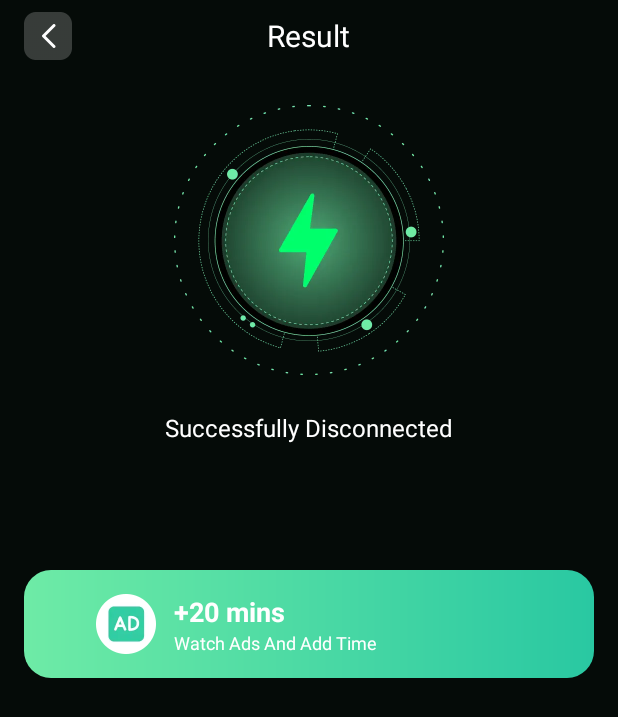
After one commit to ZLdeSpirit/StarKnight, an Android app: the SkResultActivity screen opened directly, with no data from a screen before it, on a phone screen of 412 x 824 dp. The commit adds this screen. Shown: the top 717 px of the screen. Run offline under Robolectric (Android 15) with nearby library versions, the phone set to English and light mode, and no system bars.

Commit message:
result 未完待续

```diff
--- a/app/src/main/AndroidManifest.xml
+++ b/app/src/main/AndroidManifest.xml
@@ -42,6 +42,10 @@
             android:name=".ui.SkApplicationActivity"
             android:exported="false"
             android:screenOrientation="behind" />
+        <activity
+            android:name=".ui.SkResultActivity"
+            android:exported="false"
+            android:screenOrientation="behind" />
     </application>
 
 </manifest>
--- /dev/null
+++ b/app/src/main/java/com/s/k/starknight/db/bean/SkRecommend.kt
@@ -0,0 +1,5 @@
+package com.s.k.starknight.db.bean
+
+data class SkRecommend(
+    val path: String,
+)
--- a/app/src/main/java/com/s/k/starknight/ui/MainActivity.kt
+++ b/app/src/main/java/com/s/k/starknight/ui/MainActivity.kt
@@ -28,6 +28,12 @@ class MainActivity : AppCompatActivity() {
             }
             mainCateIv.setOnClickListener {
                 startActivity(Intent(this@MainActivity, SkApplicationActivity::class.java))
+            }
+            connectingLav.setOnClickListener {
+                startActivity(Intent(this@MainActivity, SkResultActivity::class.java))
+            }
+            mainSettingsIv.setOnClickListener {
+                startActivity(Intent(this@MainActivity, SkSettingsActivity::class.java))
             }
         }
         mBinding.adTimeLl.setOnClickListener {
--- /dev/null
+++ b/app/src/main/java/com/s/k/starknight/ui/SkResultActivity.kt
@@ -0,0 +1,95 @@
+package com.s.k.starknight.ui
+
+import android.os.Bundle
+import android.view.LayoutInflater
+import android.view.View
+import android.view.ViewGroup
+import android.widget.ImageView
+import androidx.appcompat.app.AppCompatActivity
+import androidx.core.view.isVisible
+import androidx.recyclerview.widget.LinearLayoutManager
+import androidx.recyclerview.widget.RecyclerView
+import com.bumptech.glide.Glide
+import com.s.k.starknight.R
+import com.s.k.starknight.databinding.SkActivityResultBinding
+import com.s.k.starknight.db.bean.SkRecommend
+
+class SkResultActivity : AppCompatActivity() {
+    private val TAG = "SkResultActivity"
+    private lateinit var mBinding: SkActivityResultBinding
+    override fun onCreate(savedInstanceState: Bundle?) {
+        super.onCreate(savedInstanceState)
+        mBinding = SkActivityResultBinding.inflate(layoutInflater)
+        setContentView(mBinding.root)
+        mBinding.apply {
+            backIv.setOnClickListener {
+                finish()
+            }
+        }
+        viewInit()
+    }
+
+    private fun viewInit(){
+        setLinkState(false)
+        mBinding.apply {
+            recyclerView.layoutManager = LinearLayoutManager(this@SkResultActivity, RecyclerView.HORIZONTAL, false)
+            recyclerView.adapter = RecommendedAdapter()
+        }
+    }
+
+    private fun setLinkState(isLinkState: Boolean){
+        if (isLinkState){
+            mBinding.apply {
+                linkSuccessOrFailLl.isVisible = true
+                disconnectedLl.isVisible = false
+                setLinkSuccessOrFail(false)
+            }
+        }else{
+            mBinding.apply {
+                linkSuccessOrFailLl.isVisible = false
+                disconnectedLl.isVisible = true
+            }
+        }
+    }
+
+    private fun setLinkSuccessOrFail(isSuccess: Boolean){
+        mBinding.apply {
+            if (isSuccess){
+                linkSuccessOrFailIv.setImageResource(R.drawable.sk_ic_result_link_succ)
+                linkSuccessOrFailTv.text = getString(R.string.sk_link_successful)
+            }else{
+                linkSuccessOrFailIv.setImageResource(R.drawable.sk_ic_result_link_fail)
+                linkSuccessOrFailTv.text = getString(R.string.sk_link_failure)
+            }
+        }
+    }
+
+    inner class RecommendedAdapter : RecyclerView.Adapter<RecommendedAdapter.ViewHolder>() {
+        private val mList = mutableListOf<SkRecommend>()
+        override fun onCreateViewHolder(parent: ViewGroup, viewType: Int): ViewHolder {
+            return ViewHolder(
+                LayoutInflater.from(parent.context)
+                    .inflate(R.layout.sk_recommend_item, parent, false)
+            )
+        }
+
+        override fun onBindViewHolder(holder: ViewHolder, position: Int) {
+            holder.bind(position, mList[position])
+        }
+
+        override fun getItemCount(): Int {
+            return mList.size
+        }
+
+        inner class ViewHolder(itemView: View) : RecyclerView.ViewHolder(itemView) {
+            private val mRecommendIv = itemView.findViewById<ImageView>(R.id.recommendIv)
+            fun bind(position: Int, recommend: SkRecommend){
+                Glide.with(itemView.context).load(recommend.path).into(mRecommendIv)
+
+                mRecommendIv.setOnClickListener {
+
+                }
+            }
+        }
+    }
+}
--- /dev/null
+++ b/app/src/main/res/drawable/sk_rect_white_c_4.xml
@@ -0,0 +1,7 @@
+<?xml version="1.0" encoding="utf-8"?>
+<shape xmlns:android="http://schemas.android.com/apk/res/android"
+    android:shape="rectangle">
+
+     <corners android:radius="4dp" />
+     <solid android:color="@android:color/white" />
+</shape>
--- /dev/null
+++ b/app/src/main/res/layout/sk_activity_result.xml
@@ -0,0 +1,148 @@
+<?xml version="1.0" encoding="utf-8"?>
+<androidx.constraintlayout.widget.ConstraintLayout xmlns:android="http://schemas.android.com/apk/res/android"
+    android:layout_width="match_parent"
+    android:layout_height="match_parent"
+    xmlns:app="http://schemas.android.com/apk/res-auto">
+
+    <RelativeLayout
+        android:id="@+id/titleRl"
+        android:layout_width="match_parent"
+        android:layout_height="32dp"
+        android:layout_marginHorizontal="16dp"
+        android:layout_marginTop="8dp"
+        app:layout_constraintTop_toTopOf="parent">
+
+        <ImageView
+            android:id="@+id/backIv"
+            android:layout_width="32dp"
+            android:layout_height="32dp"
+            android:src="@drawable/sk_ic_back" />
+
+        <TextView
+            android:layout_width="wrap_content"
+            android:layout_height="wrap_content"
+            android:layout_centerInParent="true"
+            android:text="@string/sk_result"
+            android:textColor="@color/white"
+            android:textSize="20sp" />
+    </RelativeLayout>
+
+    <!-- link successfully / link failure -->
+    <LinearLayout
+        android:id="@+id/linkSuccessOrFailLl"
+        android:layout_width="match_parent"
+        android:layout_height="wrap_content"
+        app:layout_constraintTop_toBottomOf="@+id/titleRl"
+        android:layout_marginTop="50dp"
+        android:orientation="vertical"
+        android:gravity="center_horizontal"
+        android:visibility="gone">
+
+        <ImageView
+            android:id="@+id/linkSuccessOrFailIv"
+            android:layout_width="180dp"
+            android:layout_height="180dp"
+            />
+
+        <TextView
+            android:id="@+id/linkSuccessOrFailTv"
+            android:layout_width="wrap_content"
+            android:layout_height="wrap_content"
+            android:layout_marginTop="24dp"
+            android:textSize="16sp"
+            android:textColor="@color/white"/>
+
+        <TextView
+            android:layout_width="wrap_content"
+            android:layout_height="wrap_content"
+            android:paddingHorizontal="16dp"
+            android:paddingVertical="3dp"
+            android:layout_marginTop="16dp"
+            android:gravity="center"
+            android:text="@string/sk_recommended"
+            android:textSize="14sp"
+            android:textColor="#070D09"
+            android:background="@drawable/sk_rect_white_c_4"/>
+
+        <androidx.recyclerview.widget.RecyclerView
+            android:id="@+id/recyclerView"
+            android:layout_width="match_parent"
+            android:layout_height="86dp"
+            android:layout_marginTop="14dp"/>
+    </LinearLayout>
+
+    <!-- disconnected -->
+    <LinearLayout
+        android:id="@+id/disconnectedLl"
+        android:layout_width="match_parent"
+        android:layout_height="wrap_content"
+        app:layout_constraintTop_toBottomOf="@+id/titleRl"
+        android:orientation="vertical"
+        android:gravity="center_horizontal"
+        android:layout_marginTop="30dp">
+
+        <ImageView
+            android:id="@+id/disconnectedIv"
+            android:layout_width="180dp"
+            android:layout_height="180dp"
+            android:src="@drawable/sk_ic_result_link_disconnect"
+            />
+
+        <TextView
+            android:id="@+id/disconnectedTv"
+            android:layout_width="wrap_content"
+            android:layout_height="wrap_content"
+            android:layout_marginTop="24dp"
+            android:text="@string/sk_successfully_disconnected"
+            android:textSize="16sp"
+            android:textColor="@color/white"/>
+
+        <LinearLayout
+            android:id="@+id/adTimeLl"
+            android:layout_width="match_parent"
+            android:layout_height="72dp"
+            android:layout_marginHorizontal="16dp"
+            android:layout_marginTop="84dp"
+            android:orientation="horizontal"
+            android:gravity="center_vertical"
+            android:background="@drawable/sk_button_type_1">
+
+            <ImageView
+                android:layout_width="40dp"
+                android:layout_height="40dp"
+                android:src="@drawable/sk_ic_ad_1"
+                android:layout_marginStart="48dp"
+                app:layout_constraintBottom_toBottomOf="parent"
+                app:layout_constraintStart_toStartOf="parent"
+                app:layout_constraintTop_toTopOf="parent" />
+
+            <LinearLayout
+                android:layout_width="wrap_content"
+                android:layout_height="match_parent"
+                android:layout_marginStart="12dp"
+                android:gravity="center_vertical"
+                android:orientation="vertical"
+                app:layout_constraintStart_toEndOf="@id/downloadIv">
+
+                <TextView
+                    android:id="@+id/adTimeTv"
+                    android:layout_width="wrap_content"
+                    android:layout_height="wrap_content"
+                    android:text="+20 mins"
+                    android:textColor="@color/white"
+                    android:textSize="18sp"
+                    android:textStyle="bold"/>
+
+                <TextView
+                    android:id="@+id/adDescTv"
+                    android:layout_width="wrap_content"
+                    android:layout_height="wrap_content"
+                    android:textColor="@color/white"
+                    android:textSize="12sp"
+                    android:text="@string/sk_ad_desc" />
+            </LinearLayout>
+        </LinearLayout>
+
+    </LinearLayout>
+
+</androidx.constraintlayout.widget.ConstraintLayout>
--- /dev/null
+++ b/app/src/main/res/layout/sk_activity_settings.xml
@@ -0,0 +1,6 @@
+<?xml version="1.0" encoding="utf-8"?>
+<androidx.constraintlayout.widget.ConstraintLayout xmlns:android="http://schemas.android.com/apk/res/android"
+    android:layout_width="match_parent"
+    android:layout_height="match_parent">
+
+</androidx.constraintlayout.widget.ConstraintLayout>
--- a/app/src/main/res/values/strings.xml
+++ b/app/src/main/res/values/strings.xml
@@ -19,7 +19,12 @@
     <string name="sk_global">Global</string>
     <string name="sk_only_browser">Only Browser</string>
     <string name="sk_custom">Custom</string>
-
+    <string name="sk_result">Result</string>
+    <string name="sk_settings">Settings</string>
+    <string name="sk_recommended">Recommended</string>
+    <string name="sk_link_successful">Link Successful</string>
+    <string name="sk_link_failure">Link Failure</string>
+    <string name="sk_successfully_disconnected">Successfully Disconnected</string>
 
 
 </resources>
--- a/app/src/main/res/values/themes.xml
+++ b/app/src/main/res/values/themes.xml
@@ -7,4 +7,9 @@
         <item name="android:windowBackground">@color/sk_page_color</item>
         <item name="android:navigationBarColor">@color/sk_page_color</item>
     </style>
+
+    <style name="sk_round_12" parent="">
+        <item name="cornerSize">12dp</item>
+        <item name="cornerFamily">rounded</item>
+    </style>
 </resources>
```
Also changed, not shown: app/src/main/java/com/s/k/starknight/ui/SkSettingsActivity.kt (added, +15 -0 lines), app/src/main/res/layout/sk_recommend_item.xml (added, +18 -0 lines), app/src/main/res/drawable/sk_ic_play.webp (added), app/src/main/res/drawable/sk_ic_result_link_disconnect.webp (added), app/src/main/res/drawable/sk_ic_result_link_fail.webp (added), app/src/main/res/drawable/sk_ic_result_link_succ.webp (added).
